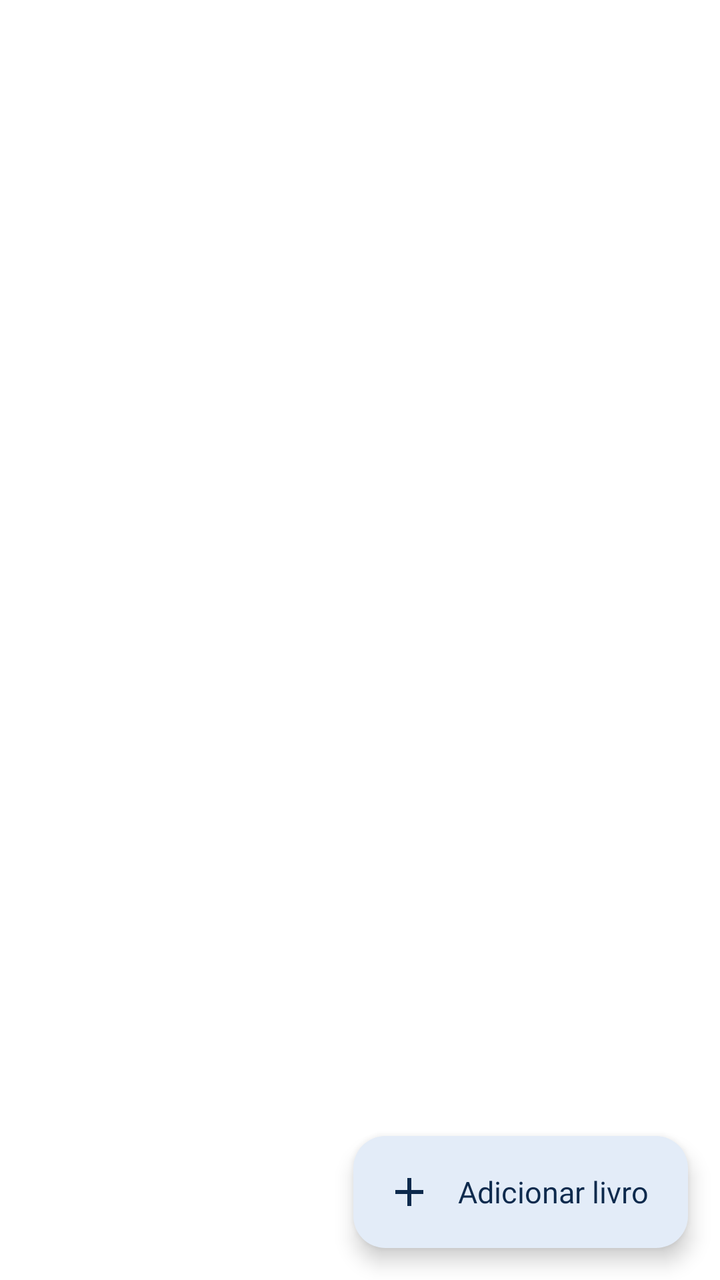
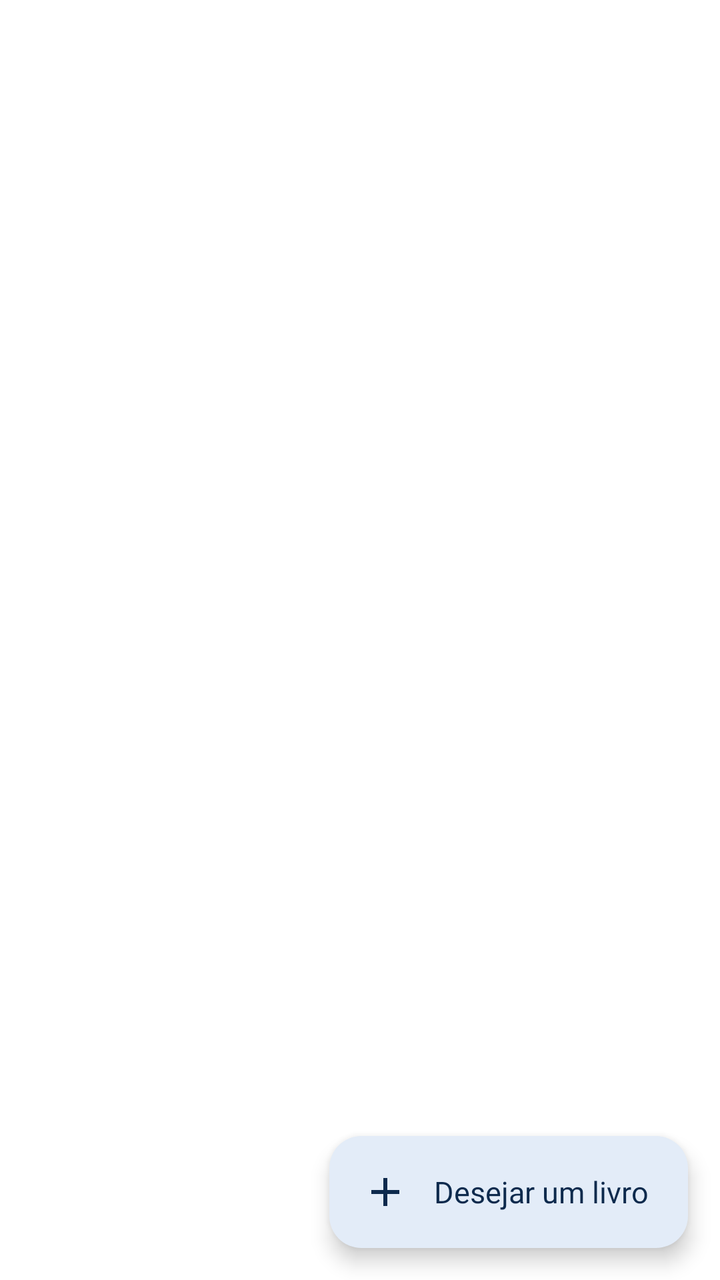

Before-and-after screenshots of an Android layout around one commit, followed by the original layout XML and the change that was made.
<!-- AndroidManifest.xml: application theme Theme.LeiaUFMS -->
<!-- res/layout/fragment_wishes.xml -->
<?xml version="1.0" encoding="utf-8"?>
<androidx.coordinatorlayout.widget.CoordinatorLayout xmlns:android="http://schemas.android.com/apk/res/android"
    xmlns:app="http://schemas.android.com/apk/res-auto"
    android:layout_width="match_parent"
    android:layout_height="match_parent">

    <androidx.core.widget.NestedScrollView
        android:layout_width="match_parent"
        android:layout_height="match_parent"
        android:defaultFocusHighlightEnabled="false">

        <LinearLayout
            android:layout_width="match_parent"
            android:layout_height="wrap_content"
            android:orientation="vertical"
            android:paddingBottom="@dimen/fab_clearance">

            <TextView
                android:id="@+id/summary"
                android:layout_width="wrap_content"
                android:layout_height="wrap_content"
                android:layout_marginStart="@dimen/screen_margin"
                android:background="@drawable/bg_badge_walk"
                android:drawablePadding="@dimen/space_xxs"
                android:paddingStart="@dimen/space_s"
                android:paddingTop="@dimen/space_xxs"
                android:paddingEnd="@dimen/space_s"
                android:paddingBottom="@dimen/space_xxs"
                android:textAppearance="@style/TextAppearance.Leia.Label"
                android:textColor="@color/leia_on_success_container"
                android:visibility="gone"
                app:drawableStartCompat="@drawable/ic_check_small"
                app:drawableTint="@color/leia_on_success_container" />

            <androidx.recyclerview.widget.RecyclerView
                android:id="@+id/grid"
                android:layout_width="match_parent"
                android:layout_height="wrap_content"
                android:layout_marginTop="@dimen/space_s"
                android:nestedScrollingEnabled="false"
                android:paddingStart="@dimen/screen_margin"
                android:paddingEnd="@dimen/space_xxs" />

            <include
                android:id="@+id/empty"
                layout="@layout/view_empty_state"
                android:layout_width="match_parent"
                android:layout_height="wrap_content"
                android:visibility="gone" />

            <TextView
                android:id="@+id/suggest_title"
                style="@style/Widget.Leia.HomeSection"
                android:text="@string/wishes_suggest"
                android:visibility="gone" />

            <androidx.recyclerview.widget.RecyclerView
                android:id="@+id/suggest"
                android:layout_width="match_parent"
                android:layout_height="wrap_content"
                android:layout_marginTop="@dimen/space_s"
                android:clipToPadding="false"
                android:nestedScrollingEnabled="false"
                android:orientation="horizontal"
                android:paddingStart="@dimen/screen_margin"
                android:paddingEnd="@dimen/screen_margin"
                android:visibility="gone"
                app:layoutManager="androidx.recyclerview.widget.LinearLayoutManager" />
        </LinearLayout>
    </androidx.core.widget.NestedScrollView>

    <com.google.android.material.floatingactionbutton.ExtendedFloatingActionButton
        android:id="@+id/fab_add"
        android:layout_width="wrap_content"
        android:layout_height="wrap_content"
        android:layout_gravity="bottom|end"
        android:layout_margin="@dimen/screen_margin"
        android:text="@string/action_add_book"
        app:icon="@drawable/ic_add" />
</androidx.coordinatorlayout.widget.CoordinatorLayout>
<!-- res/layout/view_empty_state.xml (included above) -->
<?xml version="1.0" encoding="utf-8"?>
<LinearLayout xmlns:android="http://schemas.android.com/apk/res/android"
    android:id="@+id/empty_state"
    android:layout_width="match_parent"
    android:layout_height="wrap_content"
    android:gravity="center_horizontal"
    android:orientation="vertical"
    android:padding="@dimen/space_xl">

    <ImageView
        android:id="@+id/empty_icon"
        android:layout_width="@dimen/icon_empty_state"
        android:layout_height="@dimen/icon_empty_state"
        android:importantForAccessibility="no"
        android:tint="@color/leia_on_surface_variant" />

    <TextView
        android:id="@+id/empty_title"
        android:layout_width="match_parent"
        android:accessibilityHeading="true"
        android:layout_height="wrap_content"
        android:layout_marginTop="@dimen/space_m"
        android:gravity="center"
        android:textAppearance="@style/TextAppearance.Leia.Headline"
        android:textColor="@color/leia_on_background" />

    <TextView
        android:id="@+id/empty_message"
        android:accessibilityLiveRegion="polite"
        android:layout_width="match_parent"
        android:layout_height="wrap_content"
        android:layout_marginTop="@dimen/space_xs"
        android:gravity="center"
        android:textAppearance="@style/TextAppearance.Leia.Body"
        android:textColor="@color/leia_on_surface_variant" />

    <com.google.android.material.button.MaterialButton
        android:id="@+id/empty_action"
        android:layout_width="wrap_content"
        android:layout_height="wrap_content"
        android:layout_marginTop="@dimen/space_l"
        android:visibility="gone" />
</LinearLayout>
<!-- resources referenced by this layout -->
<resources>
  <color name="leia_on_background">#111827</color>
  <color name="leia_on_success_container">#14532D</color>
  <color name="leia_on_surface_variant">#4B5563</color>
  <dimen name="fab_clearance">88dp</dimen>
  <dimen name="icon_empty_state">64dp</dimen>
  <dimen name="screen_margin">16dp</dimen>
  <dimen name="space_l">24dp</dimen>
  <dimen name="space_m">16dp</dimen>
  <dimen name="space_s">12dp</dimen>
  <dimen name="space_xl">32dp</dimen>
  <dimen name="space_xs">8dp</dimen>
  <dimen name="space_xxs">4dp</dimen>
  <!-- drawable bg_badge_walk (drawable) -->
  <?xml version="1.0" encoding="utf-8"?>
  <shape xmlns:android="http://schemas.android.com/apk/res/android" android:shape="rectangle">
      <solid android:color="@color/leia_success_container" />
      <corners android:radius="@dimen/radius_s" />
  </shape>
  <!-- drawable ic_check_small (drawable) -->
  <vector xmlns:android="http://schemas.android.com/apk/res/android"
      android:width="16dp"
      android:height="16dp"
      android:viewportWidth="24"
      android:viewportHeight="24"
      >
    <path
        android:fillColor="@android:color/white"
        android:pathData="M9,16.17L4.83,12l-1.42,1.41L9,19 21,7l-1.41,-1.41L9,16.17z"/>
  </vector>
  <string name="action_add_book">Adicionar livro</string>
  <string name="wishes_suggest">Talvez você queira</string>
  <style name="Theme.LeiaUFMS" parent="Base.Theme.LeiaUFMS" />
  <color name="leia_success_container">#DCFCE7</color>
  <dimen name="radius_s">8dp</dimen>
  <color name="leia_primary">#1B4F8F</color>
  <color name="leia_on_primary">#FFFFFF</color>
  <color name="leia_primary_container">#E3ECF8</color>
  <color name="leia_on_primary_container">#0D2A4D</color>
  <color name="leia_tertiary">#8A5A12</color>
  <color name="leia_on_tertiary">#FFFFFF</color>
  <color name="leia_tertiary_container">#FDF0D5</color>
  <color name="leia_on_tertiary_container">#3D2A08</color>
  <color name="leia_error">#B42318</color>
  <color name="leia_on_error">#FFFFFF</color>
  <color name="leia_error_container">#FDE3E1</color>
  <color name="leia_on_error_container">#5A0E09</color>
  <color name="leia_background">#FFFFFF</color>
  <color name="leia_surface_container">#F4F6FA</color>
  <color name="leia_surface">#FFFFFF</color>
  <color name="leia_outline">#8A93A1</color>
  <color name="leia_inverse_primary">#8DB8F2</color>
  <color name="leia_outline_variant">#E5E7EB</color>
  <style name="ShapeAppearance.Leia.Small" parent="ShapeAppearance.Material3.Corner.Small">
          <item name="cornerFamily">rounded</item>
          <item name="cornerSize">@dimen/radius_s</item>
      </style>
  <style name="ShapeAppearance.Leia.Large" parent="ShapeAppearance.Material3.Corner.Large">
          <item name="cornerFamily">rounded</item>
          <item name="cornerSize">@dimen/radius_l</item>
      </style>
  <style name="Widget.Leia.Chip" parent="Widget.Material3.Chip.Filter">
          <item name="chipMinTouchTargetSize">@dimen/touch_target</item>
      </style>
  <dimen name="touch_target">48dp</dimen>
  <dimen name="radius_m">12dp</dimen>
  <dimen name="radius_l">16dp</dimen>
  <dimen name="button_height">52dp</dimen>
  <dimen name="radius_button">12dp</dimen>
  <dimen name="elevation_card">2dp</dimen>
  <style name="TextAppearance.Leia.NavInactive" parent="TextAppearance.Leia.Label">
          <item name="android:textSize">12sp</item>
      </style>
  <dimen name="elevation_hero">6dp</dimen>
  <!-- unchanged entries left out for length: 23 -->
</resources>

<!-- the commit's change to res/layout/fragment_wishes.xml (unified diff, before → after) -->
@@ -5,6 +5,7 @@
     android:layout_height="match_parent">
 
     <androidx.core.widget.NestedScrollView
+        android:id="@+id/scroll"
         android:layout_width="match_parent"
         android:layout_height="match_parent"
         android:defaultFocusHighlightEnabled="false">
@@ -17,29 +18,64 @@
 
             <TextView
                 android:id="@+id/summary"
-                android:layout_width="wrap_content"
+                android:layout_width="match_parent"
                 android:layout_height="wrap_content"
                 android:layout_marginStart="@dimen/screen_margin"
-                android:background="@drawable/bg_badge_walk"
-                android:drawablePadding="@dimen/space_xxs"
-                android:paddingStart="@dimen/space_s"
-                android:paddingTop="@dimen/space_xxs"
-                android:paddingEnd="@dimen/space_s"
-                android:paddingBottom="@dimen/space_xxs"
-                android:textAppearance="@style/TextAppearance.Leia.Label"
-                android:textColor="@color/leia_on_success_container"
+                android:layout_marginEnd="@dimen/screen_margin"
+                android:textAppearance="@style/TextAppearance.Leia.Body"
+                android:textColor="@color/leia_on_surface_variant"
+                android:visibility="gone" />
+
+            <TextView
+                android:id="@+id/available_title"
+                style="@style/Widget.Leia.HomeSection"
+                android:drawablePadding="@dimen/space_xs"
+                android:text="@string/wishes_available_title"
                 android:visibility="gone"
-                app:drawableStartCompat="@drawable/ic_check_small"
-                app:drawableTint="@color/leia_on_success_container" />
+                app:drawableStartCompat="@drawable/ic_check_circle"
+                app:drawableTint="@color/leia_success" />
 
             <androidx.recyclerview.widget.RecyclerView
-                android:id="@+id/grid"
+                android:id="@+id/available"
                 android:layout_width="match_parent"
                 android:layout_height="wrap_content"
                 android:layout_marginTop="@dimen/space_s"
+                android:clipToPadding="false"
                 android:nestedScrollingEnabled="false"
+                android:orientation="horizontal"
                 android:paddingStart="@dimen/screen_margin"
-                android:paddingEnd="@dimen/space_xxs" />
+                android:paddingEnd="@dimen/screen_margin"
+                android:visibility="gone"
+                app:layoutManager="androidx.recyclerview.widget.LinearLayoutManager" />
+
+            <TextView
+                android:id="@+id/waiting_title"
+                style="@style/Widget.Leia.HomeSection"
+                android:drawablePadding="@dimen/space_xs"
+                android:text="@string/wishes_waiting_title"
+                android:visibility="gone"
+                app:drawableStartCompat="@drawable/ic_notifications"
+                app:drawableTint="@color/leia_primary" />
+
+            <TextView
+                android:id="@+id/waiting_sub"
+                android:layout_width="match_parent"
+                android:layout_height="wrap_content"
+                android:layout_marginStart="@dimen/screen_margin"
+                android:layout_marginEnd="@dimen/screen_margin"
+                android:text="@string/wishes_waiting_sub"
+                android:textAppearance="@style/TextAppearance.Leia.BodySmall"
+                android:textColor="@color/leia_on_surface_variant"
+                android:visibility="gone" />
+
+            <androidx.recyclerview.widget.RecyclerView
+                android:id="@+id/waiting"
+                android:layout_width="match_parent"
+                android:layout_height="wrap_content"
+                android:layout_marginTop="@dimen/space_xs"
+                android:nestedScrollingEnabled="false"
+                android:visibility="gone"
+                app:layoutManager="androidx.recyclerview.widget.LinearLayoutManager" />
 
             <include
                 android:id="@+id/empty"
@@ -75,7 +111,7 @@
         android:layout_height="wrap_content"
         android:layout_gravity="bottom|end"
         android:layout_margin="@dimen/screen_margin"
-        android:text="@string/action_add_book"
+        android:text="@string/action_add_wish"
         app:icon="@drawable/ic_add" />
 </androidx.coordinatorlayout.widget.CoordinatorLayout>
 <!-- res/layout/view_empty_state.xml (included above) -->
<!-- resource entries referenced after the edit -->
@@ -1,7 +1,6 @@
 <!-- resources referenced by this layout -->
 <resources>
   <color name="leia_on_background">#111827</color>
-  <color name="leia_on_success_container">#14532D</color>
   <color name="leia_on_surface_variant">#4B5563</color>
   <dimen name="fab_clearance">88dp</dimen>
   <dimen name="icon_empty_state">64dp</dimen>
@@ -11,30 +10,37 @@
   <dimen name="space_s">12dp</dimen>
   <dimen name="space_xl">32dp</dimen>
   <dimen name="space_xs">8dp</dimen>
-  <dimen name="space_xxs">4dp</dimen>
-  <!-- drawable bg_badge_walk (drawable) -->
-  <?xml version="1.0" encoding="utf-8"?>
-  <shape xmlns:android="http://schemas.android.com/apk/res/android" android:shape="rectangle">
-      <solid android:color="@color/leia_success_container" />
-      <corners android:radius="@dimen/radius_s" />
-  </shape>
-  <!-- drawable ic_check_small (drawable) -->
+  <!-- drawable ic_check_circle (drawable) -->
   <vector xmlns:android="http://schemas.android.com/apk/res/android"
-      android:width="16dp"
-      android:height="16dp"
+      android:width="24dp"
+      android:height="24dp"
       android:viewportWidth="24"
       android:viewportHeight="24"
-      >
+      android:tint="?attr/colorOnSurface">
     <path
         android:fillColor="@android:color/white"
-        android:pathData="M9,16.17L4.83,12l-1.42,1.41L9,19 21,7l-1.41,-1.41L9,16.17z"/>
+        android:pathData="M12,2C6.48,2 2,6.48 2,12s4.48,10 10,10 10,-4.48 10,-10S17.52,2 12,2zM12,20c-4.41,0 -8,-3.59 -8,-8s3.59,-8 8,-8 8,3.59 8,8 -3.59,8 -8,8zM16.59,7.58L10,14.17l-2.59,-2.58L6,13l4,4 8,-8z"/>
   </vector>
-  <string name="action_add_book">Adicionar livro</string>
+  <!-- drawable ic_notifications (drawable) -->
+  <vector xmlns:android="http://schemas.android.com/apk/res/android"
+      android:width="24dp"
+      android:height="24dp"
+      android:viewportWidth="24"
+      android:viewportHeight="24"
+      android:tint="?attr/colorOnSurface">
+    <path
+        android:fillColor="@android:color/white"
+        android:pathData="M12,22c1.1,0 2,-0.9 2,-2h-4c0,1.1 0.9,2 2,2zM18,16v-5c0,-3.07 -1.63,-5.64 -4.5,-6.32L13.5,4c0,-0.83 -0.67,-1.5 -1.5,-1.5s-1.5,0.67 -1.5,1.5v0.68C7.64,5.36 6,7.92 6,11v5l-2,2v1h16v-1l-2,-2zM16,17L8,17v-6c0,-2.48 1.51,-4.5 4,-4.5s4,2.02 4,4.5v6z"/>
+  </vector>
+  <string name="action_add_wish">Desejar um livro</string>
+  <string name="wishes_available_title">Disponíveis agora</string>
   <string name="wishes_suggest">Talvez você queira</string>
+  <string name="wishes_waiting_sub">Avisamos assim que alguém anunciar.</string>
+  <string name="wishes_waiting_title">Esperando aparecer</string>
   <style name="Theme.LeiaUFMS" parent="Base.Theme.LeiaUFMS" />
-  <color name="leia_success_container">#DCFCE7</color>
   <dimen name="radius_s">8dp</dimen>
   <color name="leia_primary">#1B4F8F</color>
+  <color name="leia_success">#166534</color>
   <color name="leia_on_primary">#FFFFFF</color>
   <color name="leia_primary_container">#E3ECF8</color>
   <color name="leia_on_primary_container">#0D2A4D</color>
